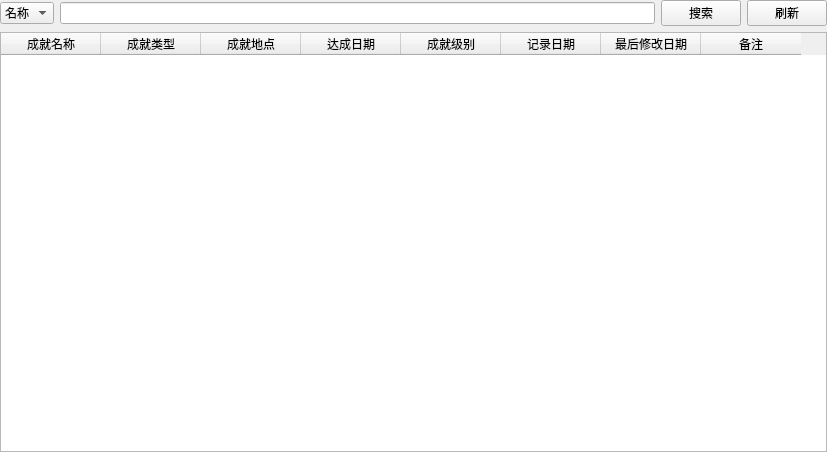
Above: Trip_Memory/ui/achievement_window.ui from musuwer/Program_Final_Assignment before the change. Below: the same form after it.
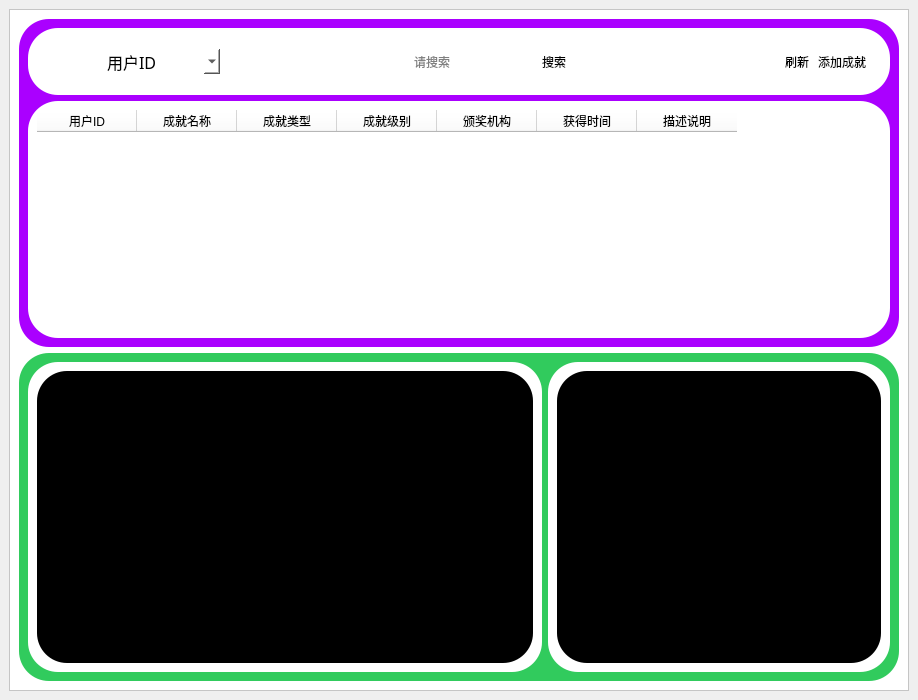
That is the form after the change. Icons and pictures are not drawn.

Commit message: Add 成就管理页面

```diff
--- a/Trip_Memory/ui/achievement_window.ui
+++ b/Trip_Memory/ui/achievement_window.ui
@@ -6,38 +6,179 @@
    <rect>
     <x>0</x>
     <y>0</y>
-    <width>827</width>
-    <height>452</height>
+    <width>918</width>
+    <height>700</height>
    </rect>
   </property>
+  <property name="sizePolicy">
+   <sizepolicy hsizetype="Preferred" vsizetype="Preferred">
+    <horstretch>10</horstretch>
+    <verstretch>0</verstretch>
+   </sizepolicy>
+  </property>
   <property name="windowTitle">
    <string>Form</string>
   </property>
-  <layout class="QGridLayout" name="gridLayout">
+  <layout class="QVBoxLayout" name="verticalLayout" stretch="0">
+   <property name="spacing">
+    <number>9</number>
+   </property>
    <property name="leftMargin">
-    <number>0</number>
+    <number>9</number>
    </property>
    <property name="topMargin">
-    <number>0</number>
+    <number>9</number>
    </property>
    <property name="rightMargin">
-    <number>0</number>
+    <number>9</number>
    </property>
    <property name="bottomMargin">
+    <number>9</number>
+   </property>
+   <item>
+    <widget class="QFrame" name="frame">
+     <property name="styleSheet">
+      <string notr="true">background-color: rgb(255, 255, 255);</string>
+     </property>
+     <property name="frameShape">
+      <enum>QFrame::StyledPanel</enum>
+     </property>
+     <property name="frameShadow">
+      <enum>QFrame::Raised</enum>
+     </property>
+     <layout class="QVBoxLayout" name="verticalLayout_2">
+      <item>
+       <widget class="QFrame" name="frame_2">
+        <property name="sizePolicy">
+         <sizepolicy hsizetype="Preferred" vsizetype="Expanding">
+          <horstretch>0</horstretch>
+          <verstretch>1</verstretch>
+         </sizepolicy>
+        </property>
+        <property name="styleSheet">
+         <string notr="true">#frame_2{
+	border-radius:30px;
+	background-color: rgb(0, 255, 127);
+	
+	background-color: rgb(170, 0, 255);
+}</string>
+        </property>
+        <property name="frameShape">
+         <enum>QFrame::StyledPanel</enum>
+        </property>
+        <property name="frameShadow">
+         <enum>QFrame::Raised</enum>
+        </property>
+        <layout class="QVBoxLayout" name="verticalLayout_3">
+         <item>
+          <widget class="QFrame" name="frame_4">
+           <property name="sizePolicy">
+            <sizepolicy hsizetype="Preferred" vsizetype="Expanding">
+             <horstretch>0</horstretch>
+             <verstretch>1</verstretch>
+            </sizepolicy>
+           </property>
+           <property name="styleSheet">
+            <string notr="true">
+#frame_4{
+	border-radius:30px;
+	background-color: rgb(255, 111, 101);
+	
+	background-color: rgb(255, 255, 255);
+}</string>
+           </property>
+           <property name="frameShape">
+            <enum>QFrame::StyledPanel</enum>
+           </property>
+           <property name="frameShadow">
+            <enum>QFrame::Raised</enum>
+           </property>
+           <layout class="QHBoxLayout" name="horizontalLayout_17">
+            <property name="spacing">
+             <number>15</number>
+            </property>
+            <property name="leftMargin">
+             <number>15</number>
+            </property>
+            <property name="topMargin">
+             <number>12</number>
+            </property>
+            <property name="rightMargin">
+             <number>15</number>
+            </property>
+            <property name="bottomMargin">
+             <number>12</number>
+            </property>
+            <item>
+             <widget class="QFrame" name="frame_6">
+              <property name="styleSheet">
+               <string notr="true">border-radius:30px;</string>
+              </property>
+              <property name="frameShape">
+               <enum>QFrame::StyledPanel</enum>
+              </property>
+              <property name="frameShadow">
+               <enum>QFrame::Raised</enum>
+              </property>
+              <layout class="QHBoxLayout" name="horizontalLayout_16">
+               <property name="spacing">
+                <number>9</number>
+               </property>
+               <item>
+                <layout class="QHBoxLayout" name="horizontalLayout_15">
+                 <item>
+                  <layout class="QHBoxLayout" name="horizontalLayout_2">
+                   <property name="spacing">
     <number>0</number>
    </property>
-   <item row="0" column="0">
-    <layout class="QVBoxLayout" name="verticalLayout">
      <item>
-      <layout class="QHBoxLayout" name="horizontalLayout">
+                    <widget class="QWidget" name="widget_2" native="true">
+                     <property name="sizePolicy">
+                      <sizepolicy hsizetype="Expanding" vsizetype="Preferred">
+                       <horstretch>1</horstretch>
+                       <verstretch>0</verstretch>
+                      </sizepolicy>
+                     </property>
+                     <property name="maximumSize">
+                      <size>
+                       <width>50</width>
+                       <height>50</height>
+                      </size>
+                     </property>
+                     <property name="styleSheet">
+                      <string notr="true">image: url(:/icons/res1/icons/option.png);
+border:none</string>
+                     </property>
+                    </widget>
+                   </item>
        <item>
         <widget class="QComboBox" name="comboBox">
+                     <property name="sizePolicy">
+                      <sizepolicy hsizetype="Preferred" vsizetype="Expanding">
+                       <horstretch>1</horstretch>
+                       <verstretch>0</verstretch>
+                      </sizepolicy>
+                     </property>
+                     <property name="minimumSize">
+                      <size>
+                       <width>20</width>
+                       <height>0</height>
+                      </size>
+                     </property>
+                     <property name="font">
+                      <font>
+                       <family>宋体</family>
+                       <pointsize>12</pointsize>
+                       <italic>false</italic>
+                       <bold>false</bold>
+                      </font>
+                     </property>
          <property name="styleSheet">
           <string notr="true">font: 12pt &quot;宋体&quot;;</string>
          </property>
          <item>
           <property name="text">
-           <string>名称</string>
+                       <string>用户ID</string>
           </property>
          </item>
          <item>
@@ -47,45 +188,230 @@
          </item>
          <item>
           <property name="text">
-           <string>地点</string>
-          </property>
-         </item>
+                       <string>成就类型</string>
+                      </property>
+                     </item>
+                     <item>
+                      <property name="text">
+                       <string>成就级别</string>
+                      </property>
+                     </item>
+                     <item>
+                      <property name="text">
+                       <string>颁奖机构</string>
+                      </property>
+                     </item>
+                     <item>
+                      <property name="text">
+                       <string>获得时间</string>
+                      </property>
+                     </item>
+                     <item>
+                      <property name="text">
+                       <string>描述说明</string>
+                      </property>
+                     </item>
+                    </widget>
+                   </item>
+                  </layout>
+                 </item>
+                 <item>
+                  <spacer name="horizontalSpacer">
+                   <property name="orientation">
+                    <enum>Qt::Horizontal</enum>
+                   </property>
+                   <property name="sizeHint" stdset="0">
+                    <size>
+                     <width>40</width>
+                     <height>20</height>
+                    </size>
+                   </property>
+                  </spacer>
+                 </item>
+                 <item>
+                  <layout class="QHBoxLayout" name="horizontalLayout">
+                   <property name="spacing">
+                    <number>0</number>
+                   </property>
+                   <item>
+                    <widget class="QWidget" name="widget" native="true">
+                     <property name="sizePolicy">
+                      <sizepolicy hsizetype="Expanding" vsizetype="Preferred">
+                       <horstretch>1</horstretch>
+                       <verstretch>0</verstretch>
+                      </sizepolicy>
+                     </property>
+                     <property name="styleSheet">
+                      <string notr="true">image: url(:/icons/res1/icons/research.png);</string>
+                     </property>
         </widget>
        </item>
        <item>
         <widget class="QLineEdit" name="borrow_user_search_lineEdit">
+                     <property name="sizePolicy">
+                      <sizepolicy hsizetype="Expanding" vsizetype="Expanding">
+                       <horstretch>9</horstretch>
+                       <verstretch>0</verstretch>
+                      </sizepolicy>
+                     </property>
          <property name="styleSheet">
           <string notr="true">font: 12pt &quot;宋体&quot;;</string>
          </property>
+                     <property name="placeholderText">
+                      <string>请搜索</string>
+                     </property>
         </widget>
        </item>
        <item>
         <widget class="QPushButton" name="search_borrow_user_pushButton">
+                     <property name="sizePolicy">
+                      <sizepolicy hsizetype="Minimum" vsizetype="Expanding">
+                       <horstretch>0</horstretch>
+                       <verstretch>0</verstretch>
+                      </sizepolicy>
+                     </property>
          <property name="styleSheet">
-          <string notr="true">font: 12pt &quot;宋体&quot;;</string>
+                      <string notr="true">
+#search_borrow_user_pushButton:hover{
+	background-color: rgb(196, 196, 196);
+	border-radius:8px;
+	color: rgb(0, 0, 0);
+}
+
+#search_borrow_user_pushButton:pressed{
+	padding-top:3px;
+	padding-left:3px;
+}
+#search_borrow_user_pushButton{
+	
+	border-radius:30px;
+
+}</string>
          </property>
          <property name="text">
           <string>搜索</string>
          </property>
         </widget>
        </item>
+                  </layout>
+                 </item>
+                 <item>
+                  <spacer name="horizontalSpacer_2">
+                   <property name="orientation">
+                    <enum>Qt::Horizontal</enum>
+                   </property>
+                   <property name="sizeHint" stdset="0">
+                    <size>
+                     <width>210</width>
+                     <height>20</height>
+                    </size>
+                   </property>
+                  </spacer>
+                 </item>
+                 <item>
+                  <layout class="QHBoxLayout" name="horizontalLayout_3">
        <item>
         <widget class="QPushButton" name="refresh_pushButton">
+                     <property name="sizePolicy">
+                      <sizepolicy hsizetype="Minimum" vsizetype="Expanding">
+                       <horstretch>0</horstretch>
+                       <verstretch>0</verstretch>
+                      </sizepolicy>
+                     </property>
          <property name="styleSheet">
-          <string notr="true">font: 12pt &quot;宋体&quot;;</string>
+                      <string notr="true">#refresh_pushButton:hover{
+	background-color: rgb(196, 196, 196);
+	border-radius:8px;
+	color: rgb(0, 0, 0);
+}
+#refresh_pushButton:pressed{
+	padding-top:3px;
+	padding-left:3px;
+}
+
+
+
+</string>
          </property>
          <property name="text">
           <string>刷新</string>
          </property>
-        </widget>
-       </item>
-      </layout>
-     </item>
+                     <property name="icon">
+                      <iconset resource="res1.qrc">
+                       <normaloff>:/icons/res1/icons/refresh.png</normaloff>:/icons/res1/icons/refresh.png</iconset>
+                     </property>
+                    </widget>
+                   </item>
+                   <item>
+                    <widget class="QPushButton" name="add_achieve_pushButton">
+                     <property name="sizePolicy">
+                      <sizepolicy hsizetype="Minimum" vsizetype="Expanding">
+                       <horstretch>0</horstretch>
+                       <verstretch>0</verstretch>
+                      </sizepolicy>
+                     </property>
+                     <property name="styleSheet">
+                      <string notr="true">#add_achieve_pushButton:hover{
+	background-color: rgb(196, 196, 196);
+	border-radius:8px;
+	color: rgb(0, 0, 0);
+}
+#add_achieve_pushButton:pressed{
+	padding-top:3px;
+	padding-left:3px;
+}
+
+
+
+</string>
+                     </property>
+                     <property name="text">
+                      <string>添加成就</string>
+                     </property>
+                     <property name="icon">
+                      <iconset resource="res1.qrc">
+                       <normaloff>:/icons/res1/icons/add.png</normaloff>:/icons/res1/icons/add.png</iconset>
+                     </property>
+                    </widget>
+                   </item>
+                  </layout>
+                 </item>
+                </layout>
+               </item>
+              </layout>
+             </widget>
+            </item>
+           </layout>
+          </widget>
+         </item>
+         <item>
+          <widget class="QFrame" name="frame_5">
+           <property name="sizePolicy">
+            <sizepolicy hsizetype="Preferred" vsizetype="Expanding">
+             <horstretch>0</horstretch>
+             <verstretch>5</verstretch>
+            </sizepolicy>
+           </property>
+           <property name="styleSheet">
+            <string notr="true">border-radius:30px;</string>
+           </property>
+           <property name="frameShape">
+            <enum>QFrame::StyledPanel</enum>
+           </property>
+           <property name="frameShadow">
+            <enum>QFrame::Raised</enum>
+           </property>
+           <layout class="QHBoxLayout" name="horizontalLayout_4">
      <item>
       <widget class="QTableWidget" name="tableWidget">
        <property name="styleSheet">
         <string notr="true">font: 12pt &quot;宋体&quot;;</string>
        </property>
+              <column>
+               <property name="text">
+                <string>用户ID</string>
+               </property>
+              </column>
        <column>
         <property name="text">
          <string>成就名称</string>
@@ -96,16 +422,6 @@
          <string>成就类型</string>
         </property>
        </column>
-       <column>
-        <property name="text">
-         <string>成就地点</string>
-        </property>
-       </column>
-       <column>
-        <property name="text">
-         <string>达成日期</string>
-        </property>
-       </column>
        <column>
         <property name="text">
          <string>成就级别</string>
@@ -113,25 +429,127 @@
        </column>
        <column>
         <property name="text">
-         <string>记录日期</string>
+                <string>颁奖机构</string>
         </property>
        </column>
        <column>
         <property name="text">
-         <string>最后修改日期</string>
+                <string>获得时间</string>
         </property>
        </column>
        <column>
         <property name="text">
-         <string>备注</string>
+                <string>描述说明</string>
         </property>
        </column>
       </widget>
      </item>
     </layout>
-   </item>
-  </layout>
- </widget>
- <resources/>
+          </widget>
+         </item>
+        </layout>
+        <zorder>frame_4</zorder>
+        <zorder>widget</zorder>
+        <zorder>comboBox</zorder>
+        <zorder>widget_2</zorder>
+        <zorder>borrow_user_search_lineEdit</zorder>
+        <zorder>search_borrow_user_pushButton</zorder>
+        <zorder>refresh_pushButton</zorder>
+        <zorder>add_achieve_pushButton</zorder>
+        <zorder>frame_5</zorder>
+       </widget>
+      </item>
+      <item>
+       <widget class="QFrame" name="frame_3">
+        <property name="sizePolicy">
+         <sizepolicy hsizetype="Preferred" vsizetype="Expanding">
+          <horstretch>0</horstretch>
+          <verstretch>1</verstretch>
+         </sizepolicy>
+        </property>
+        <property name="styleSheet">
+         <string notr="true">
+#frame_3{
+	border-radius:30px;
+
+background-color: rgb(0, 172, 83);
+	background-color: rgb(24, 255, 97);
+	background-color: rgb(49, 203, 93);
+}</string>
+        </property>
+        <property name="frameShape">
+         <enum>QFrame::StyledPanel</enum>
+        </property>
+        <property name="frameShadow">
+         <enum>QFrame::Raised</enum>
+        </property>
+        <layout class="QHBoxLayout" name="horizontalLayout_20">
+         <item>
+          <widget class="QFrame" name="frame_7">
+           <property name="sizePolicy">
+            <sizepolicy hsizetype="Expanding" vsizetype="Preferred">
+             <horstretch>3</horstretch>
+             <verstretch>0</verstretch>
+            </sizepolicy>
+           </property>
+           <property name="styleSheet">
+            <string notr="true">border-radius:30px;</string>
+           </property>
+           <property name="frameShape">
+            <enum>QFrame::StyledPanel</enum>
+           </property>
+           <property name="frameShadow">
+            <enum>QFrame::Raised</enum>
+           </property>
+           <layout class="QHBoxLayout" name="horizontalLayout_18">
+            <item>
+             <widget class="QWidget" name="bar_widget" native="true">
+              <property name="styleSheet">
+               <string notr="true">background-color: rgb(0, 0, 0);</string>
+              </property>
+             </widget>
+            </item>
+           </layout>
+          </widget>
+         </item>
+         <item>
+          <widget class="QFrame" name="frame_8">
+           <property name="sizePolicy">
+            <sizepolicy hsizetype="Expanding" vsizetype="Preferred">
+             <horstretch>2</horstretch>
+             <verstretch>0</verstretch>
+            </sizepolicy>
+           </property>
+           <property name="styleSheet">
+            <string notr="true">border-radius:30px;</string>
+           </property>
+           <property name="frameShape">
+            <enum>QFrame::StyledPanel</enum>
+           </property>
+           <property name="frameShadow">
+            <enum>QFrame::Raised</enum>
+           </property>
+           <layout class="QHBoxLayout" name="horizontalLayout_19">
+            <item>
+             <widget class="QWidget" name="bar_widget_2" native="true">
+              <property name="styleSheet">
+               <string notr="true">background-color: rgb(0, 0, 0);</string>
+              </property>
+             </widget>
+            </item>
+           </layout>
+          </widget>
+         </item>
+        </layout>
+       </widget>
+      </item>
+     </layout>
+    </widget>
+   </item>
+  </layout>
+ </widget>
+ <resources>
+  <include location="res1.qrc"/>
+ </resources>
  <connections/>
 </ui>
```
Left out of the diff: 2 changed lines with no effect on the pictures. Lines whose indentation alone changed are shown as unchanged. The commit also changes 154 other files.
